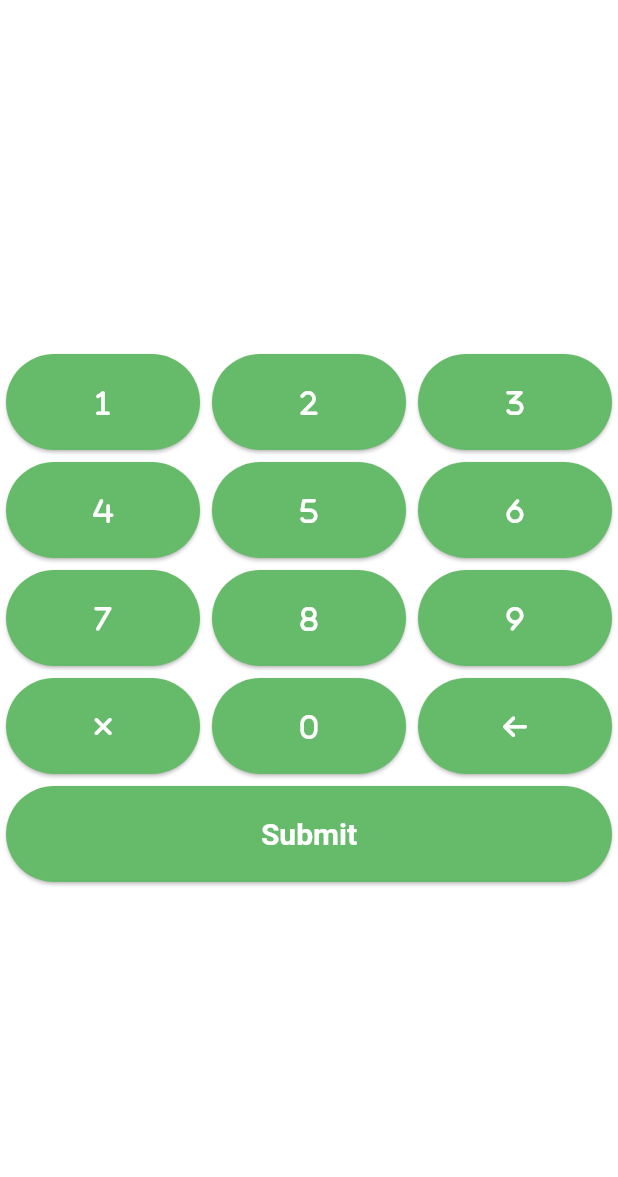
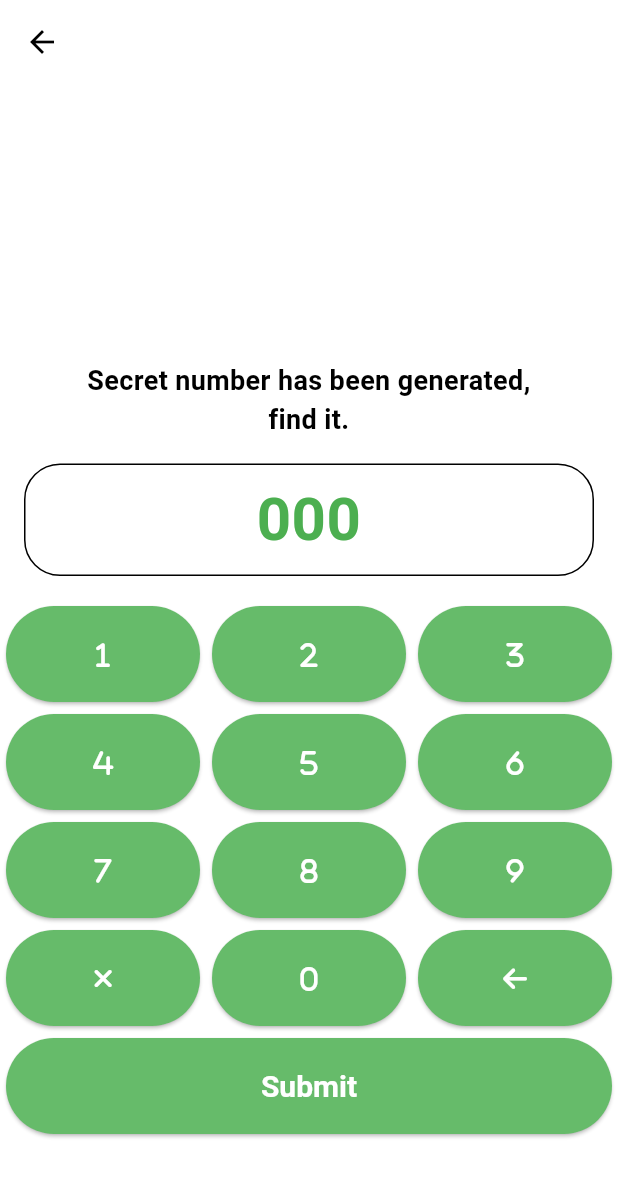
Before and after one commit to prateekthakur272/guess_me_up, a Flutter app: the screen it shows after launch, after a tap on "Start Game", on a phone screen of 412 x 824 dp. Shown: the top 1177 px of the screen. Run offline on Flutter 3.47's test engine with Material 2 defaults, Android fonts, the phone set to English and light mode, and no system bars; our stand-ins replace font_awesome_flutter.

Commit message:
basic ui

```diff
--- a/lib/main.dart
+++ b/lib/main.dart
@@ -27,6 +27,7 @@ class App extends StatelessWidget {
               onBackground: Colors.black,
               surface: Colors.white,
               onSurface: Colors.black),
+          dividerTheme: DividerThemeData(color: Colors.grey.shade300),
           appBarTheme: const AppBarTheme(
               foregroundColor: Colors.black,
               titleTextStyle: TextStyle(
--- a/lib/screens/game_screen.dart
+++ b/lib/screens/game_screen.dart
@@ -1,3 +1,5 @@
+import 'dart:async';
+
 import 'package:flutter/material.dart';
 import 'package:guess_me_up/screens/numpad.dart';
 
@@ -9,17 +11,55 @@ class GameScreen extends StatefulWidget {
 }
 
 class _GameScreenState extends State<GameScreen> {
+  String display = '000';
+  Timer timer = Timer(Duration.zero, () {});
   @override
   Widget build(BuildContext context) {
     return Scaffold(
+      appBar: AppBar(),
       body: Center(
-        child: NumPad(
-          onChange: (s) {
-            print(s);
-          },
-          onSubmit: (s) {
-            print('submit $s');
-          },
+        child: Column(
+          mainAxisAlignment: MainAxisAlignment.end,
+          children: [
+            const Text(
+              'Secret number has been generated,\nfind it.',
+              textAlign: TextAlign.center,
+              style: TextStyle(fontSize: 18, fontWeight: FontWeight.bold),
+            ),
+            Padding(
+              padding: const EdgeInsets.all(16.0),
+              child: Container(
+                width: double.maxFinite,
+                decoration: BoxDecoration(
+                    shape: BoxShape.rectangle,
+                    borderRadius: BorderRadius.circular(24),
+                    border: Border.all(color: Colors.black)),
+                child: Padding(
+                  padding: const EdgeInsets.all(8.0),
+                  child: Text(
+                    display,
+                    textAlign: TextAlign.center,
+                    style: TextStyle(
+                        color: Colors.green.shade500,
+                        fontSize: 40,
+                        fontWeight: FontWeight.bold),
+                  ),
+                ),
+              ),
+            ),
+            // const Divider(),
+            NumPad(
+              onChange: (s) {
+                setState(() {
+                  display = s;
+                });
+              },
+              onSubmit: (s) {},
+            ),
+            const SizedBox(
+              height: 64,
+            )
+          ],
         ),
       ),
     );
```
